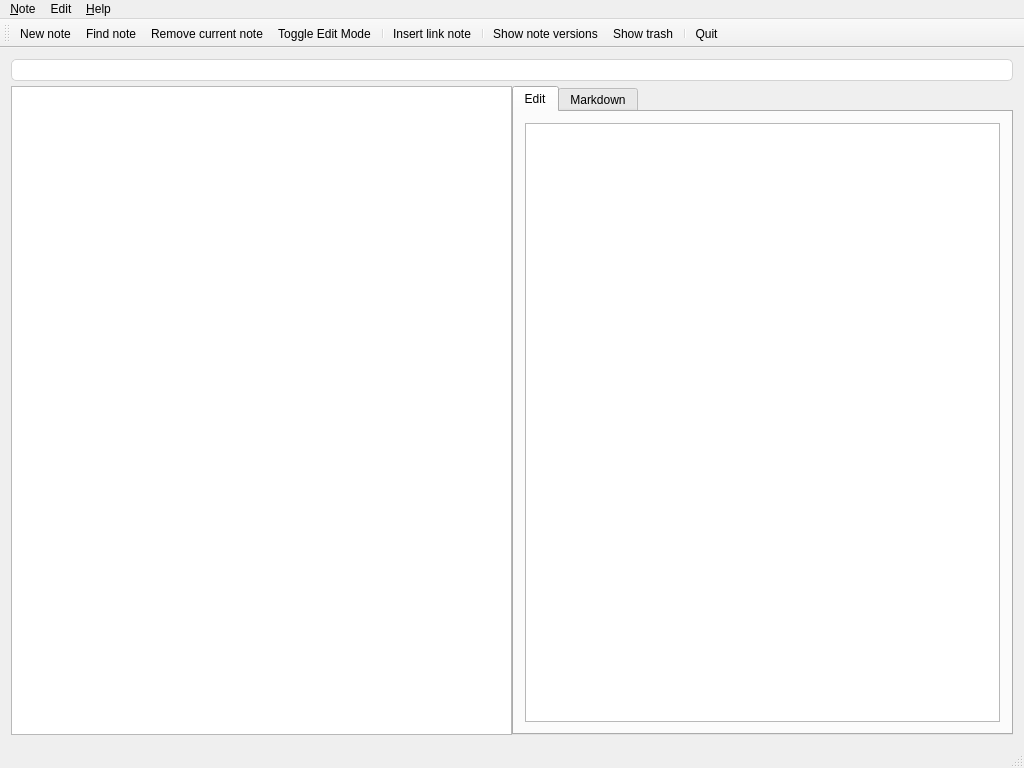
The window that src/mainwindow.ui (pbek/QOwnNotes) describes before a commit, drawn with Qt 5.
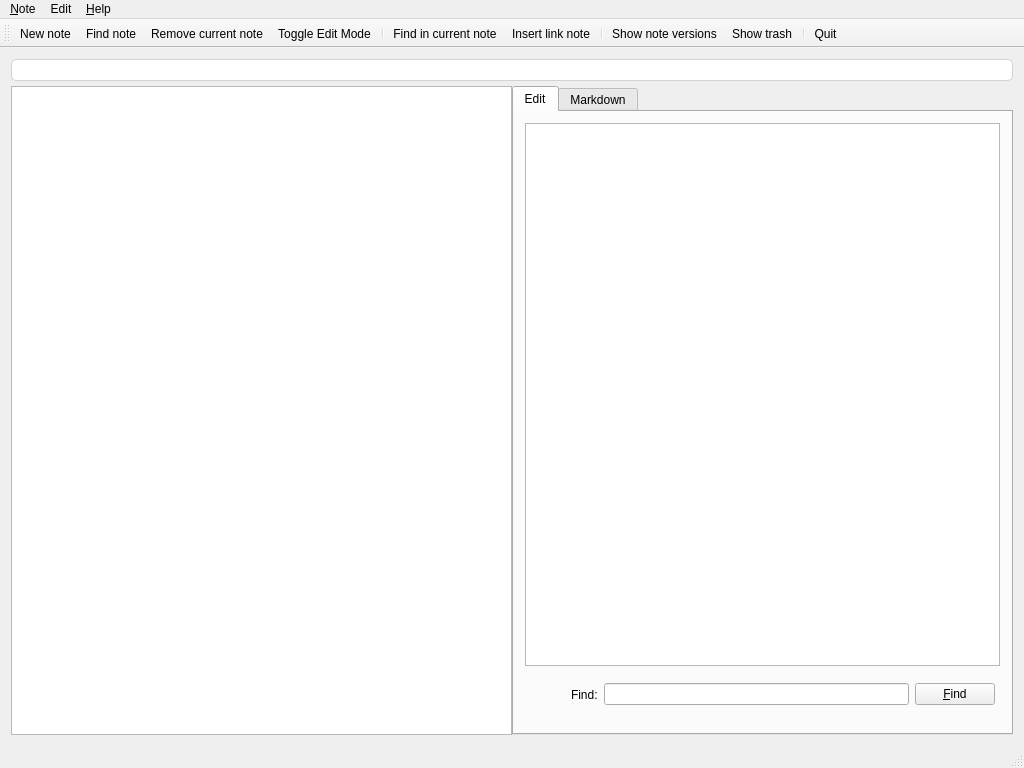
The same window after the commit. Icons and pictures are not drawn.

Commit message: added the ability to search in the current note and some new icons

Patch:
```diff
--- a/src/mainwindow.ui
+++ b/src/mainwindow.ui
@@ -75,6 +75,86 @@
             </property>
            </widget>
           </item>
+          <item row="1" column="0">
+           <widget class="QWidget" name="searchInNoteWidget" native="true">
+            <property name="enabled">
+             <bool>true</bool>
+            </property>
+            <property name="sizePolicy">
+             <sizepolicy hsizetype="Preferred" vsizetype="Preferred">
+              <horstretch>0</horstretch>
+              <verstretch>0</verstretch>
+             </sizepolicy>
+            </property>
+            <property name="minimumSize">
+             <size>
+              <width>0</width>
+              <height>50</height>
+             </size>
+            </property>
+            <layout class="QHBoxLayout" name="horizontalLayout_2">
+             <property name="leftMargin">
+              <number>0</number>
+             </property>
+             <property name="topMargin">
+              <number>0</number>
+             </property>
+             <property name="rightMargin">
+              <number>5</number>
+             </property>
+             <property name="bottomMargin">
+              <number>5</number>
+             </property>
+             <item>
+              <widget class="QPushButton" name="searchInNoteCloseButton">
+               <property name="sizePolicy">
+                <sizepolicy hsizetype="Minimum" vsizetype="Minimum">
+                 <horstretch>0</horstretch>
+                 <verstretch>0</verstretch>
+                </sizepolicy>
+               </property>
+               <property name="text">
+                <string/>
+               </property>
+               <property name="icon">
+                <iconset resource="breeze.qrc">
+                 <normaloff>:/images/breeze/window-close.svg</normaloff>:/images/breeze/window-close.svg</iconset>
+               </property>
+               <property name="iconSize">
+                <size>
+                 <width>18</width>
+                 <height>18</height>
+                </size>
+               </property>
+               <property name="flat">
+                <bool>true</bool>
+               </property>
+              </widget>
+             </item>
+             <item>
+              <widget class="QLabel" name="searchInNoteLabel">
+               <property name="text">
+                <string>Find:</string>
+               </property>
+              </widget>
+             </item>
+             <item>
+              <widget class="QLineEdit" name="searchInNoteEdit"/>
+             </item>
+             <item>
+              <widget class="QPushButton" name="searchInNoteButton">
+               <property name="text">
+                <string>&amp;Find</string>
+               </property>
+               <property name="icon">
+                <iconset resource="ubuntu-mobile.qrc">
+                 <normaloff>:/images/ubuntu-mobile/find.svg</normaloff>:/images/ubuntu-mobile/find.svg</iconset>
+               </property>
+              </widget>
+             </item>
+            </layout>
+           </widget>
+          </item>
          </layout>
         </widget>
         <widget class="QWidget" name="viewTab">
@@ -220,6 +300,7 @@
    <addaction name="action_Remove_note"/>
    <addaction name="actionToggleEditMode"/>
    <addaction name="separator"/>
+   <addaction name="action_Find_text_in_note"/>
    <addaction name="actionInsert_Link_to_note"/>
    <addaction name="separator"/>
    <addaction name="actionShow_versions"/>
@@ -422,6 +503,21 @@
     <string>Ctrl+L</string>
    </property>
   </action>
+  <action name="action_Find_text_in_note">
+   <property name="icon">
+    <iconset resource="ubuntu-mobile.qrc">
+     <normaloff>:/images/ubuntu-mobile/find.svg</normaloff>:/images/ubuntu-mobile/find.svg</iconset>
+   </property>
+   <property name="text">
+    <string>&amp;Find in current note</string>
+   </property>
+   <property name="toolTip">
+    <string>Find text in current note</string>
+   </property>
+   <property name="shortcut">
+    <string>Ctrl+F</string>
+   </property>
+  </action>
  </widget>
  <layoutdefault spacing="6" margin="11"/>
  <resources>
```
Left out of the diff: 48 changed lines with no effect on the pictures. The commit also changes 12 other files.
